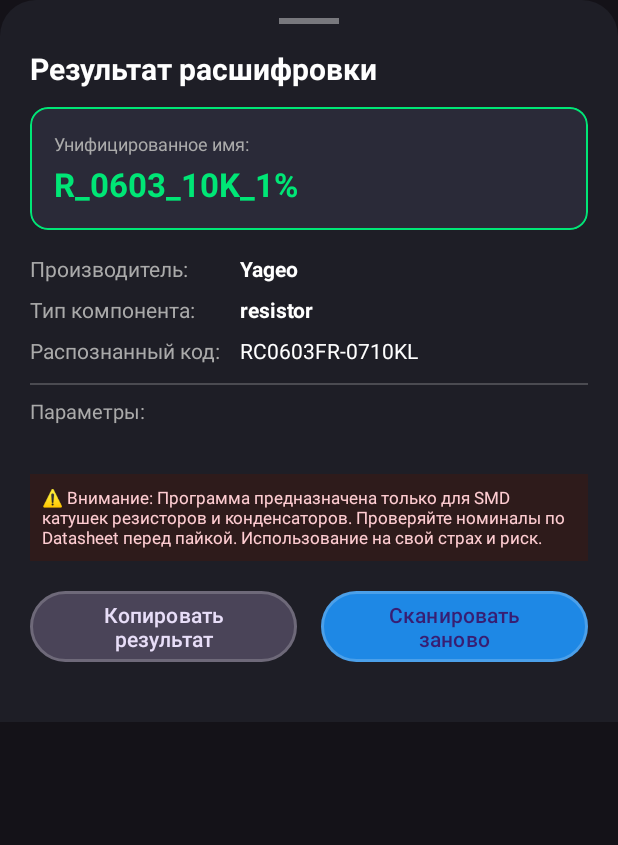
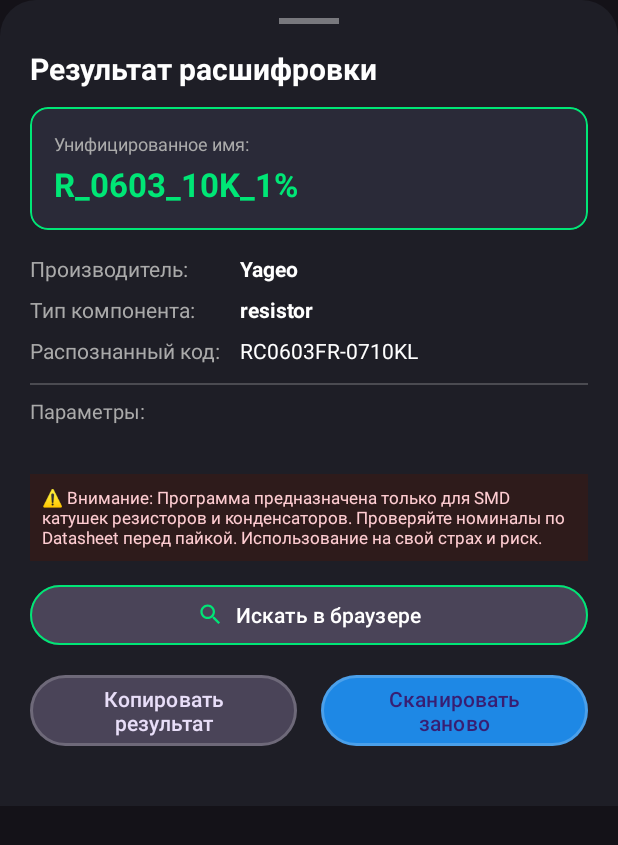
Before and after one commit to kean5782-coder/PnP_manager, an Android app: the layout bottom_sheet_result.xml on its own in the app's theme, with its tools: preview values and no code run, on a phone screen of 412 x 824 dp. Shown: the top 845 px of the screen. Run offline under Robolectric (Android 15) with nearby library versions, the light colour scheme and no system bars.

Commit message:
feat(ui): Add 'Search in browser' button for recognized and unrecognized components; add CHANGELOG.md

```diff
--- /dev/null
+++ b/BarcodeDecoderAndroid/app/src/main/res/drawable/ic_search.xml
@@ -0,0 +1,9 @@
+<vector xmlns:android="http://schemas.android.com/apk/res/android"
+    android:width="24dp"
+    android:height="24dp"
+    android:viewportWidth="24"
+    android:viewportHeight="24">
+  <path
+      android:fillColor="#FFFFFFFF"
+      android:pathData="M15.5,14h-0.79l-0.28,-0.27C15.41,12.59 16,11.11 16,9.5 16,5.91 13.09,3 9.5,3S3,5.91 3,9.5 5.91,16 9.5,16c1.61,0 3.09,-0.59 4.23,-1.57l0.27,0.28v0.79l5,4.99L20.49,19l-4.99,-5zm-6,0C7.01,14 5,11.99 5,9.5S7.01,5 9.5,5 14,7.01 14,9.5 11.99,14 9.5,14z"/>
+</vector>
--- a/BarcodeDecoderAndroid/app/src/main/res/layout/bottom_sheet_result.xml
+++ b/BarcodeDecoderAndroid/app/src/main/res/layout/bottom_sheet_result.xml
@@ -202,11 +202,32 @@
             android:textSize="13sp"
             android:text="Сообщить автору о нераспознанном коде" />
 
+        <!-- Search in Browser Button -->
+        <com.google.android.material.button.MaterialButton
+            android:id="@+id/btnSearchWeb"
+            style="@style/Widget.Material3.Button.TonalButton"
+            android:layout_width="match_parent"
+            android:layout_height="wrap_content"
+            android:minHeight="48dp"
+            android:layout_marginTop="12dp"
+            android:paddingHorizontal="16dp"
+            android:paddingVertical="10dp"
+            android:focusable="true"
+            android:clickable="true"
+            app:strokeColor="@color/accent"
+            app:strokeWidth="1.5dp"
+            app:icon="@drawable/ic_search"
+            app:iconTint="@color/accent"
+            app:iconGravity="textStart"
+            android:textColor="#FFFFFF"
+            android:textSize="14sp"
+            android:text="@string/search_in_browser" />
+
         <!-- Bottom Buttons -->
         <LinearLayout
             android:layout_width="match_parent"
             android:layout_height="wrap_content"
-            android:layout_marginTop="16dp"
+            android:layout_marginTop="12dp"
             android:orientation="horizontal">
 
             <com.google.android.material.button.MaterialButton
--- a/BarcodeDecoderAndroid/app/src/main/res/values/strings.xml
+++ b/BarcodeDecoderAndroid/app/src/main/res/values/strings.xml
@@ -27,4 +27,6 @@
     <string name="disclaimer_close">Закрыть</string>
     <string name="disclaimer_sheet_warning">⚠️ Внимание: Программа предназначена только для SMD катушек резисторов и конденсаторов. Проверяйте номиналы по Datasheet перед пайкой. Использование на свой страх и риск.</string>
     <string name="created_with_gemini">Создано совместно с нейросетью Gemini</string>
+    <string name="search_in_browser">Искать в браузере</string>
+    <string name="no_browser_found">Не найден браузер для открытия поиска</string>
 </resources>
```
Also changed, not shown: BarcodeDecoderAndroid/app/src/main/java/com/barcodedecoder/MainActivity.kt (+28 -0 lines), 3 other files.
